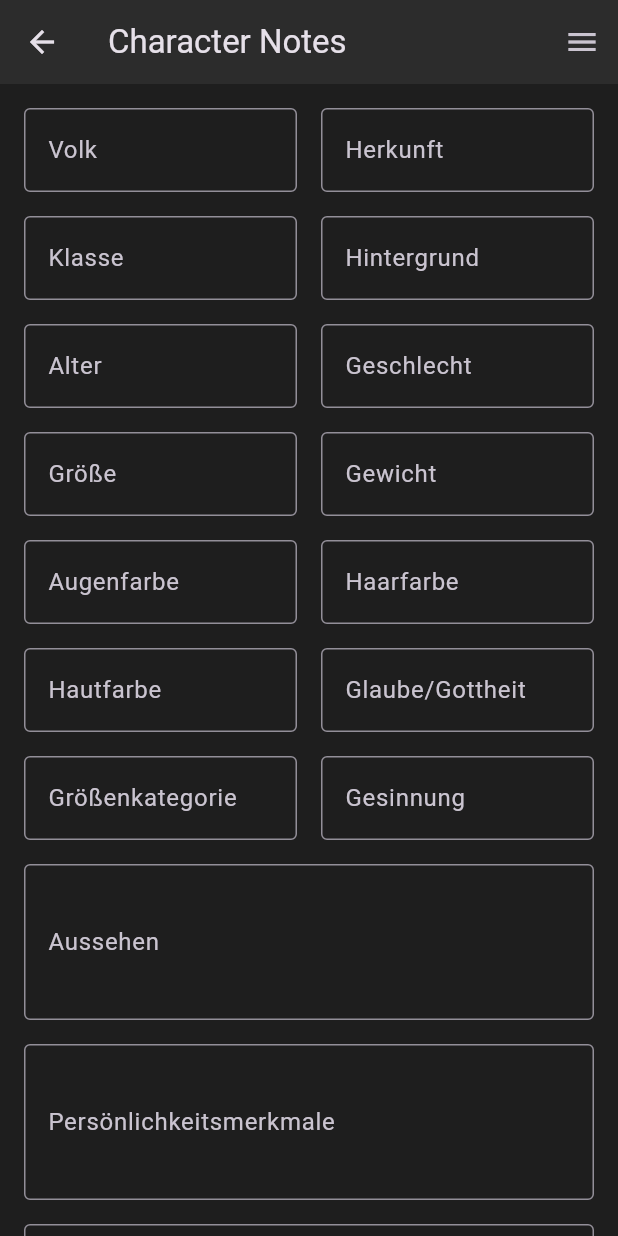
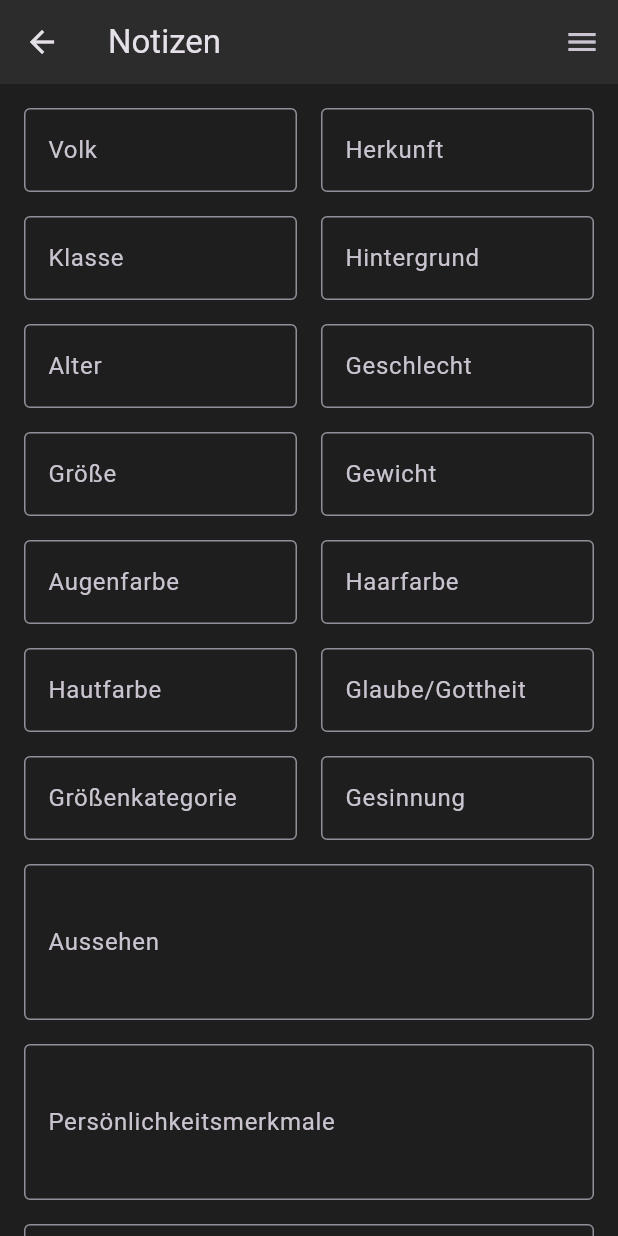
Before and after one commit to BonobosInc/dnd, a Flutter app: the NotesPage screen opened directly with empty values, on a phone screen of 412 x 824 dp. Run offline on Flutter 3.47's test engine with Material 3 defaults, Android fonts, the phone set to English and light mode, and no system bars; our stand-ins replace file_picker, sqflite, sqflite_common_ffi; accounts and stored records are empty.

Commit message:
name change

```diff
--- a/lib/views/notes_view.dart
+++ b/lib/views/notes_view.dart
@@ -130,7 +130,7 @@ class NotesPageState extends State<NotesPage> {
   Widget build(BuildContext context) {
     return Scaffold(
       appBar: AppBar(
-        title: const Text('Character Notes'),
+        title: const Text('Notizen'),
         backgroundColor: AppColors.appBarColor,
         actions: [
           Builder(
```
